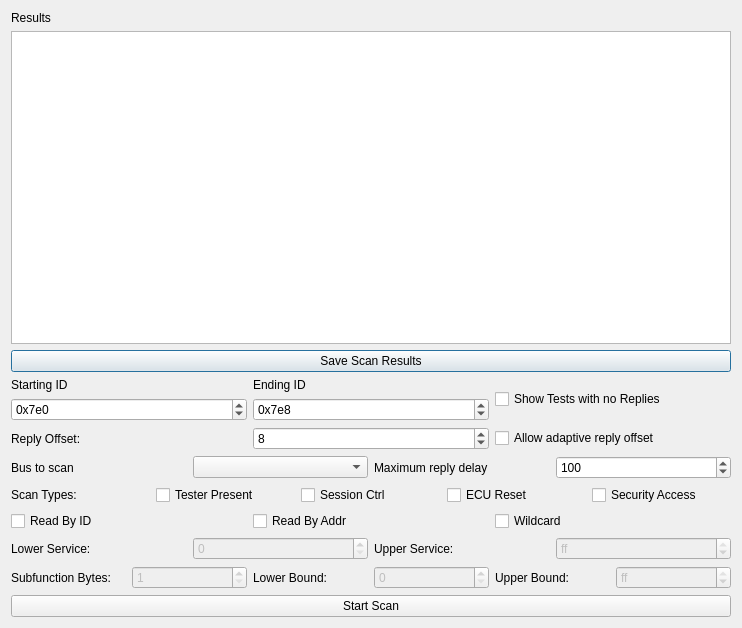
Above: ui/udsscanwindow.ui from collin80/SavvyCAN before the change. Below: the same form after it.
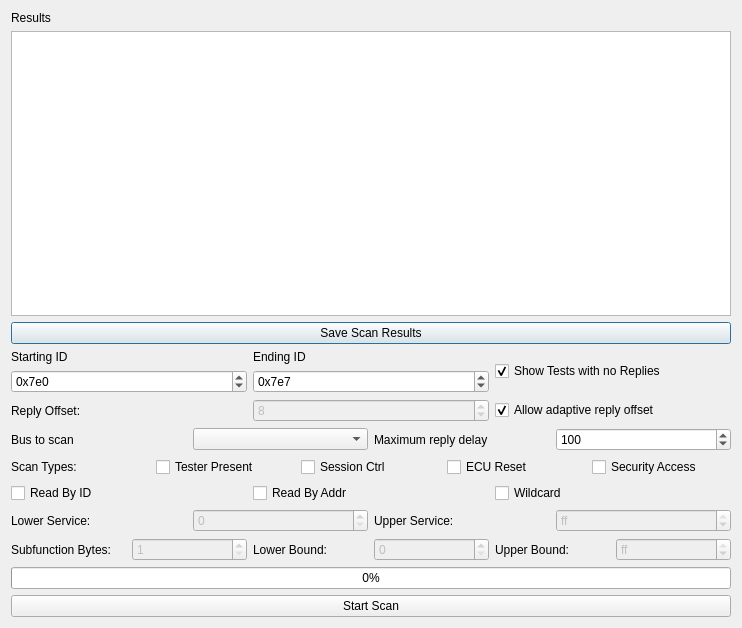
That is the form after the change.

Commit message: More implementation of UDS code, bug fixes to UDS, addition of progress bar for UDS

Diff of the .ui file:
```diff
--- a/ui/udsscanwindow.ui
+++ b/ui/udsscanwindow.ui
@@ -87,7 +87,7 @@
           <number>536870911</number>
          </property>
          <property name="value">
-          <number>2024</number>
+          <number>2023</number>
          </property>
          <property name="displayIntegerBase">
           <number>16</number>
@@ -101,6 +101,9 @@
        <property name="text">
         <string>Show Tests with no Replies</string>
        </property>
+       <property name="checked">
+        <bool>true</bool>
+       </property>
       </widget>
      </item>
     </layout>
@@ -116,6 +119,9 @@
      </item>
      <item>
       <widget class="QSpinBox" name="spinReplyOffset">
+       <property name="enabled">
+        <bool>false</bool>
+       </property>
        <property name="minimum">
         <number>-128</number>
        </property>
@@ -132,6 +138,9 @@
        <property name="text">
         <string>Allow adaptive reply offset</string>
        </property>
+       <property name="checked">
+        <bool>true</bool>
+       </property>
       </widget>
      </item>
     </layout>
@@ -354,6 +363,13 @@
      </item>
     </layout>
    </item>
+   <item>
+    <widget class="QProgressBar" name="progressBar">
+     <property name="value">
+      <number>0</number>
+     </property>
+    </widget>
+   </item>
    <item>
     <widget class="QPushButton" name="btnScan">
      <property name="text">
```
The commit also changes 4 other files.
